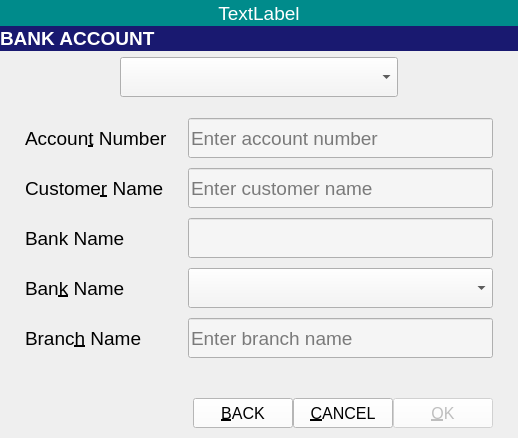
Above: ui_files/account.ui from mosleuddin/ExpenseTracker before the change. Below: the same form after it.
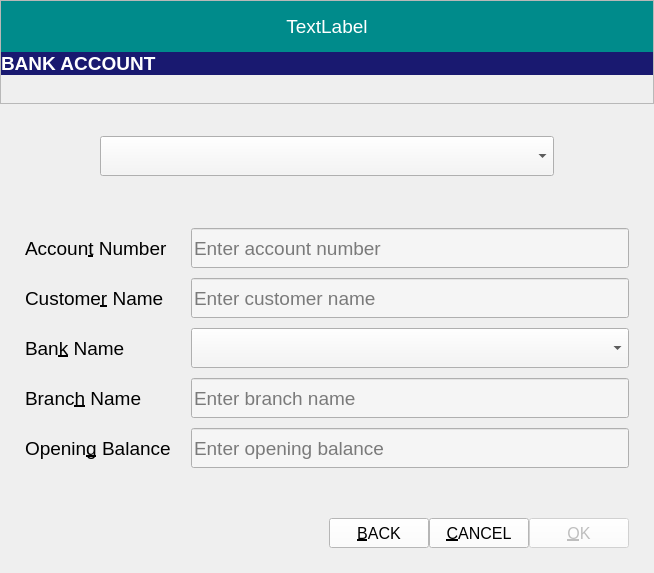
That is the form after the change. Icons and pictures are not drawn.

```diff
--- a/ui_files/account.ui
+++ b/ui_files/account.ui
@@ -9,8 +9,8 @@
    <rect>
     <x>0</x>
     <y>0</y>
-    <width>518</width>
-    <height>438</height>
+    <width>654</width>
+    <height>573</height>
    </rect>
   </property>
   <property name="font">
@@ -29,6 +29,30 @@
   <property name="modal">
    <bool>true</bool>
   </property>
+  <layout class="QVBoxLayout" name="verticalLayout_2">
+   <property name="spacing">
+    <number>0</number>
+   </property>
+   <property name="leftMargin">
+    <number>0</number>
+   </property>
+   <property name="topMargin">
+    <number>0</number>
+   </property>
+   <property name="rightMargin">
+    <number>0</number>
+   </property>
+   <property name="bottomMargin">
+    <number>0</number>
+   </property>
+   <item>
+    <widget class="QFrame" name="frameHeader">
+     <property name="frameShape">
+      <enum>QFrame::StyledPanel</enum>
+     </property>
+     <property name="frameShadow">
+      <enum>QFrame::Raised</enum>
+     </property>
   <layout class="QVBoxLayout" name="verticalLayout">
    <property name="spacing">
     <number>0</number>
@@ -43,7 +67,7 @@
     <number>0</number>
    </property>
    <property name="bottomMargin">
-    <number>10</number>
+       <number>0</number>
    </property>
    <item>
     <widget class="QLabel" name="labelMessage">
@@ -80,7 +104,7 @@
      </property>
     </widget>
    </item>
-   <item>
+      <item alignment="Qt::AlignTop">
     <widget class="QLabel" name="labelHeading">
      <property name="minimumSize">
       <size>
@@ -117,36 +141,27 @@
      </property>
     </widget>
    </item>
+     </layout>
+    </widget>
+   </item>
    <item>
+    <widget class="QFrame" name="frameCombo">
     <layout class="QHBoxLayout" name="comboLayout">
      <property name="spacing">
       <number>0</number>
      </property>
      <property name="leftMargin">
-      <number>25</number>
+       <number>100</number>
      </property>
      <property name="topMargin">
-      <number>6</number>
+       <number>0</number>
      </property>
      <property name="rightMargin">
-      <number>25</number>
+       <number>100</number>
      </property>
      <property name="bottomMargin">
-      <number>6</number>
-     </property>
-     <item>
-      <spacer name="horizontalSpacer">
-       <property name="orientation">
-        <enum>Qt::Horizontal</enum>
-       </property>
-       <property name="sizeHint" stdset="0">
-        <size>
-         <width>40</width>
-         <height>20</height>
-        </size>
-       </property>
-      </spacer>
-     </item>
+       <number>0</number>
+      </property>
      <item>
       <widget class="QComboBox" name="comboAccount">
        <property name="minimumSize">
@@ -171,23 +186,15 @@
        </property>
       </widget>
      </item>
-     <item>
-      <spacer name="horizontalSpacer_2">
-       <property name="orientation">
-        <enum>Qt::Horizontal</enum>
-       </property>
-       <property name="sizeHint" stdset="0">
-        <size>
-         <width>40</width>
-         <height>20</height>
-        </size>
-       </property>
-      </spacer>
-     </item>
-    </layout>
+     </layout>
+    </widget>
    </item>
    <item>
+    <widget class="QFrame" name="frameBody">
     <layout class="QFormLayout" name="formLayout">
+      <property name="formAlignment">
+       <set>Qt::AlignLeading|Qt::AlignLeft|Qt::AlignVCenter</set>
+      </property>
      <property name="horizontalSpacing">
       <number>20</number>
      </property>
@@ -198,7 +205,7 @@
       <number>25</number>
      </property>
      <property name="topMargin">
-      <number>15</number>
+       <number>20</number>
      </property>
      <property name="rightMargin">
       <number>25</number>
@@ -302,8 +309,8 @@
        </property>
       </widget>
      </item>
-     <item row="4" column="0">
-      <widget class="QLabel" name="labelBankName2">
+      <item row="3" column="0">
+       <widget class="QLabel" name="labelBankName">
        <property name="font">
         <font>
          <pointsize>14</pointsize>
@@ -317,7 +324,7 @@
        </property>
       </widget>
      </item>
-     <item row="4" column="1">
+      <item row="3" column="1">
       <widget class="QComboBox" name="comboBankName">
        <property name="minimumSize">
         <size>
@@ -344,7 +351,7 @@
        </property>
       </widget>
      </item>
-     <item row="5" column="0">
+      <item row="4" column="0">
       <widget class="QLabel" name="labelBranchName">
        <property name="font">
         <font>
@@ -359,7 +366,7 @@
        </property>
       </widget>
      </item>
-     <item row="5" column="1">
+      <item row="4" column="1">
       <widget class="QLineEdit" name="editBranchName">
        <property name="minimumSize">
         <size>
@@ -386,7 +393,50 @@
        </property>
       </widget>
      </item>
-     <item row="6" column="1">
+      <item row="5" column="0">
+       <widget class="QLabel" name="labelOpeningBalance">
+        <property name="font">
+         <font>
+          <pointsize>14</pointsize>
+         </font>
+        </property>
+        <property name="text">
+         <string>Openin&amp;g Balance</string>
+        </property>
+        <property name="buddy">
+         <cstring>editBalance</cstring>
+        </property>
+       </widget>
+      </item>
+      <item row="5" column="1">
+       <widget class="QLineEdit" name="editBalance">
+        <property name="minimumSize">
+         <size>
+          <width>0</width>
+          <height>40</height>
+         </size>
+        </property>
+        <property name="font">
+         <font>
+          <pointsize>14</pointsize>
+         </font>
+        </property>
+        <property name="styleSheet">
+         <string notr="true">background-color: rgb(245, 245, 245);</string>
+        </property>
+        <property name="maxLength">
+         <number>8</number>
+        </property>
+        <property name="placeholderText">
+         <string>Enter opening balance</string>
+        </property>
+       </widget>
+      </item>
+     </layout>
+    </widget>
+   </item>
+   <item>
+    <widget class="QFrame" name="framefooter">
       <layout class="QHBoxLayout" name="buttonLayout">
        <property name="spacing">
         <number>0</number>
@@ -395,13 +445,13 @@
         <number>0</number>
        </property>
        <property name="topMargin">
-        <number>30</number>
+       <number>50</number>
        </property>
        <property name="rightMargin">
-        <number>0</number>
+       <number>25</number>
        </property>
        <property name="bottomMargin">
-        <number>0</number>
+       <number>25</number>
        </property>
        <item>
         <spacer name="horizontalSpacer_3">
@@ -540,34 +590,7 @@
         </widget>
        </item>
       </layout>
-     </item>
-     <item row="3" column="1">
-      <widget class="QLineEdit" name="editBankName">
-       <property name="minimumSize">
-        <size>
-         <width>0</width>
-         <height>40</height>
-        </size>
-       </property>
-       <property name="styleSheet">
-        <string notr="true">background-color: rgb(245, 245, 245);
-</string>
-       </property>
-      </widget>
-     </item>
-     <item row="3" column="0">
-      <widget class="QLabel" name="labelBankName1">
-       <property name="font">
-        <font>
-         <pointsize>14</pointsize>
-        </font>
-       </property>
-       <property name="text">
-        <string>Bank Name</string>
-       </property>
-      </widget>
-     </item>
-    </layout>
+    </widget>
    </item>
   </layout>
  </widget>
```
Left out of the diff: 209 changed lines with no effect on the pictures. Lines whose indentation alone changed are shown as unchanged.
